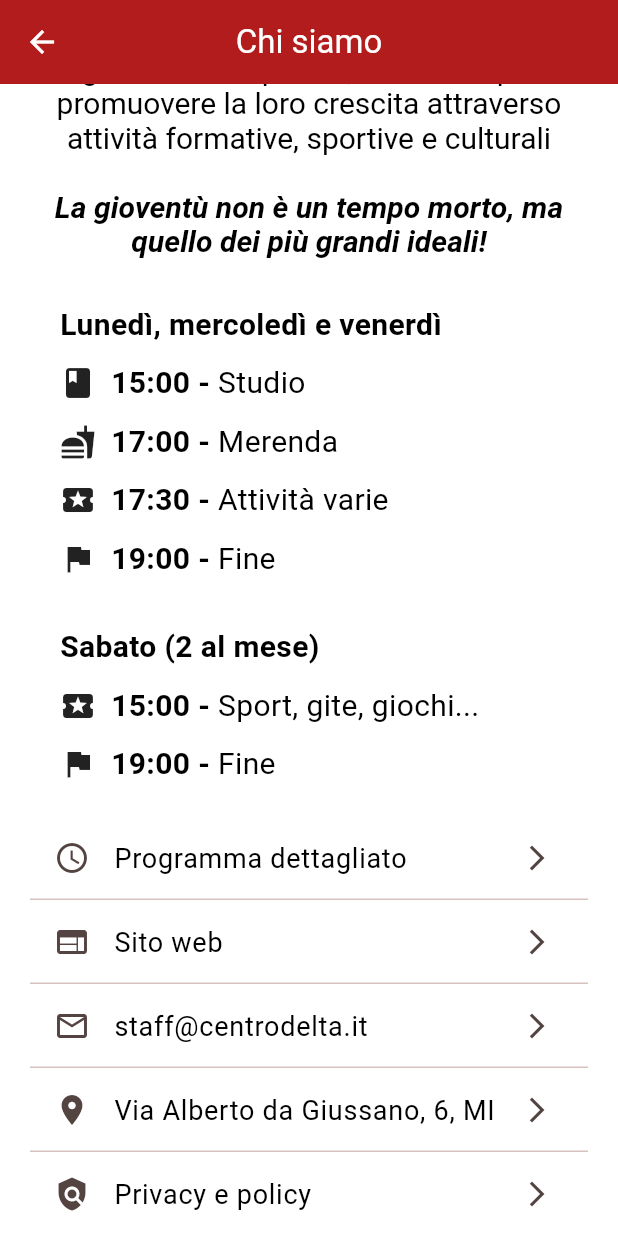
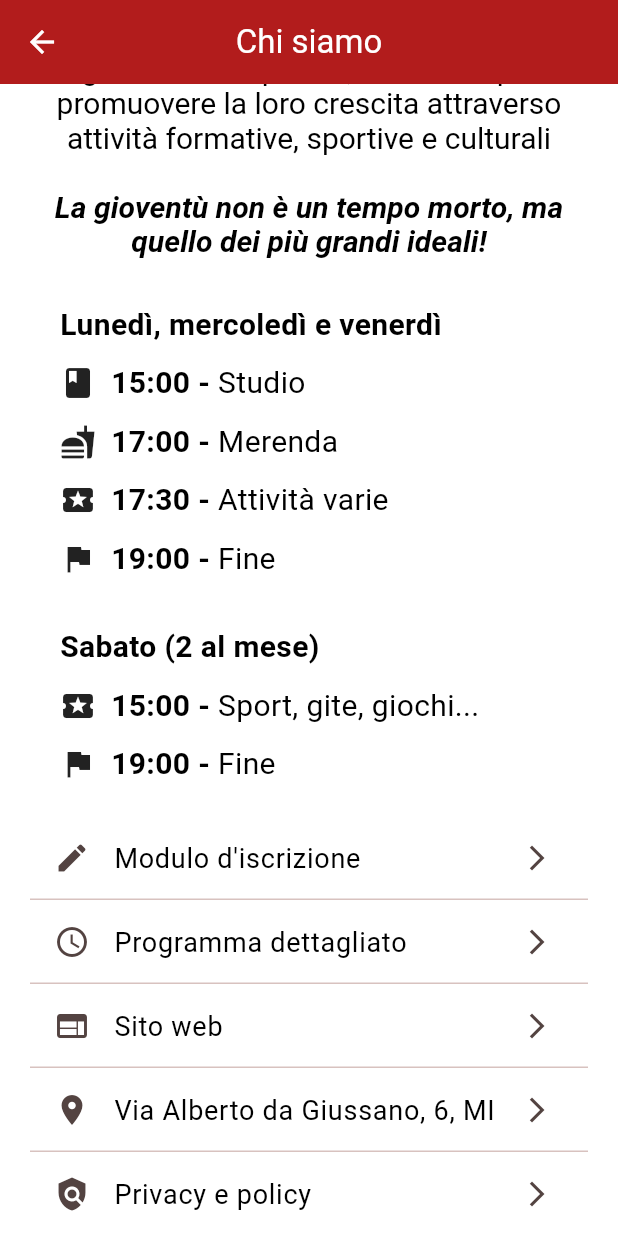
Before and after one commit to frax01/project, a Flutter app: the Info screen opened directly with empty values, scrolled down 235 dp, on a phone screen of 412 x 824 dp. Run offline on Flutter 3.47's test engine with Material 3 defaults, Android fonts, the phone set to English and light mode, and no system bars; drawn by our look-alikes of auto_size_text; our stand-ins replace cloud_firestore, confetti, file_picker, firebase_auth, firebase_core, firebase_messaging and 12 more; missing offline and left inert: adaptive_layout, flutter_web_browser; accounts and stored records are empty.

Commit message:
little fixes

```diff
--- a/lib/pages/club/description.dart
+++ b/lib/pages/club/description.dart
@@ -530,7 +530,23 @@ class _DeltaState extends State<Delta> {
                     context: context,
                     tiles: [
                       ListTile(
-                        leading: const Icon(Icons.schedule_outlined),
+                        leading: const Icon(Icons.create),
+                        title: const AutoSizeText(
+                          'Modulo d\'iscrizione',
+                          style: TextStyle(fontSize: 18.0),
+                          maxLines: 1,
+                          minFontSize: 10,
+                          overflow: TextOverflow.ellipsis,
+                        ),
+                        trailing: const Icon(Icons.arrow_forward_ios, size: 20),
+                        onTap: () {
+                          FlutterWebBrowser.openWebPage(
+                            url: 'https://docs.google.com/forms/d/e/1FAIpQLSfrT5ejlm58fmgqIAxRZDcWlSFpPvSx6N6gBp7qbczHR-ZV6Q/viewform?usp=sf_link'
+                          );
+                        }
+                      ),
+                      ListTile(
+                        leading: const Icon(Icons.schedule),
                         title: const AutoSizeText(
                           'Programma dettagliato',
                           style: TextStyle(fontSize: 18.0),
@@ -558,27 +574,6 @@ class _DeltaState extends State<Delta> {
                         onTap: () {
                           FlutterWebBrowser.openWebPage(
                             url: 'https://bit.ly/m/centrodelta'
-                          );
-                        },
-                      ),
-                      ListTile(
-                        leading: const Icon(Icons.mail_outline),
-                        title: const AutoSizeText(
-                          'staff@centrodelta.it',
-                          style: TextStyle(fontSize: 18.0),
-                          maxLines: 1,
-                          minFontSize: 10,
-                          overflow: TextOverflow.ellipsis,
-                        ),
-                        trailing: const Icon(Icons.arrow_forward_ios, size: 20),
-                        onTap: () {
-                          final Uri params = Uri(
-                            scheme: 'mailto',
-                            path: 'staff@centrodelta.it',
-                          );
-                          String url = params.toString();
-                          FlutterWebBrowser.openWebPage(
-                            url: url
                           );
                         },
                       ),
--- a/lib/pages/club/homePage.dart
+++ b/lib/pages/club/homePage.dart
@@ -35,6 +35,7 @@ class _HomePageState extends State<HomePage> {
   }
 
   _loadItems() async {
+    refreshList();
     var db = FirebaseFirestore.instance;
     for (final collection in ['club_weekend', 'club_trip']) {
       if (widget.isAdmin && selectedOptions[0] == 'Tutti i programmi') {
--- a/lib/pages/club/profilePage.dart
+++ b/lib/pages/club/profilePage.dart
@@ -140,7 +140,6 @@ class _SettingsPageState extends State<SettingsPage> {
       },
     );
     if (confirm == true) {
-      print("email: ${_currentUser}");
       _logout(_currentUser!.email!);
     }
   }
@@ -148,7 +147,7 @@ class _SettingsPageState extends State<SettingsPage> {
   void restartApp(BuildContext context, String club) {
     Navigator.pushAndRemoveUntil(
       context,
-      MaterialPageRoute(builder: (BuildContext context) => MyApp(club: club, )),//startWidget: const Login(),)),
+      MaterialPageRoute(builder: (BuildContext context) => MyApp(club: club, )),
           (Route<dynamic> route) => false,
     );
   }
--- a/lib/pages/club/status.dart
+++ b/lib/pages/club/status.dart
@@ -72,7 +72,7 @@ class _StatusState extends State<Status> {
                     crossAxisAlignment: CrossAxisAlignment.start,
                     children: [
                       Text(
-                        '$role, $status',
+                        status,
                         style: const TextStyle(
                           fontSize: 18,
                         ),
--- a/pubspec.yaml
+++ b/pubspec.yaml
@@ -34,7 +34,7 @@ dependencies:
   firebase_auth: ^5.1.2
   cloud_firestore: ^5.1.0
   shared_preferences: ^2.0.12
-  intl: ^0.18.1
+  intl: ^0.19.0
   image_picker: ^1.1.2
   firebase_storage: ^12.1.1
   dots_indicator: ^3.0.0
```
Also changed, not shown: lib/functions/notificationFunctions.dart (+12 -6 lines), lib/pages/club/addEditProgram.dart (+5 -7 lines), pubspec.lock.
